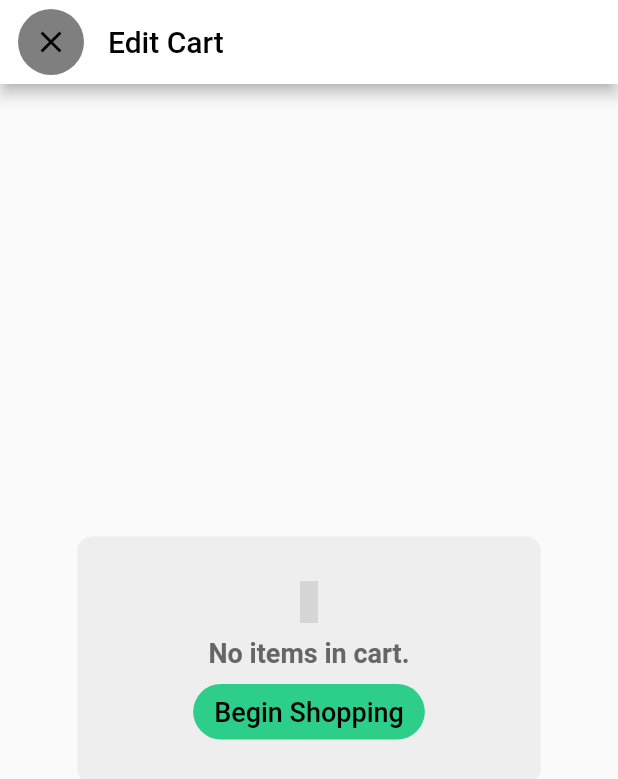
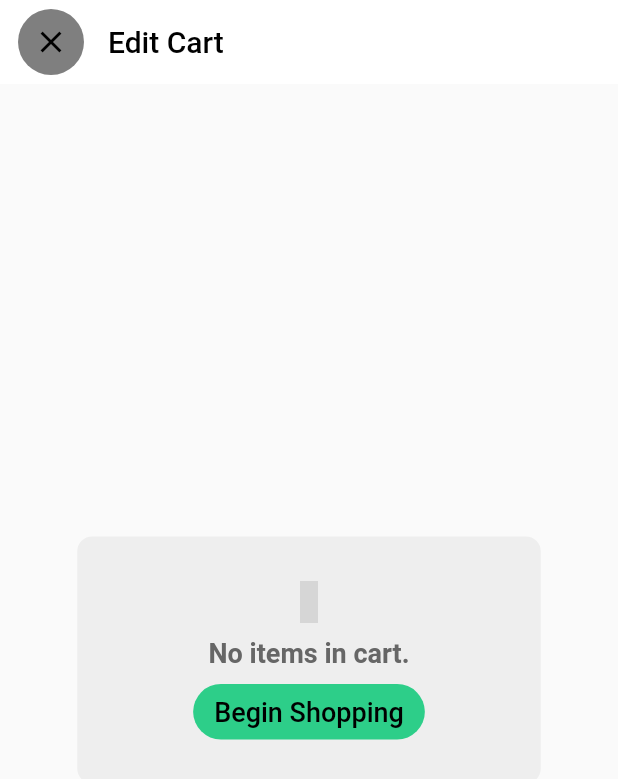
Before and after one commit to ptahsam/vege_food, a Flutter app: the CartDetails screen opened directly, on a phone screen of 412 x 824 dp. Shown: the top 779 px of the screen. Run offline on Flutter 3.47's test engine with Material 2 defaults, Android fonts, the phone set to English and light mode, and no system bars; our stand-ins replace extended_image, fade_shimmer, fluttertoast, font_awesome_flutter, material_design_icons_flutter and 2 more; missing offline and left inert: dart:ffi; accounts and stored records are empty; network calls fail; grey boxes are pictures that could not be loaded.

Commit message:
First commit

```diff
--- a/lib/sharedWidgets/cart_details.dart
+++ b/lib/sharedWidgets/cart_details.dart
@@ -22,6 +22,7 @@ class _CartDetailsState extends State<CartDetails> {
   Widget build(BuildContext context) {
     return Scaffold(
       appBar: AppBar(
+        shadowColor: Colors.transparent,
         backgroundColor: Colors.white,
         leading: InkWell(
           onTap: (){
```
